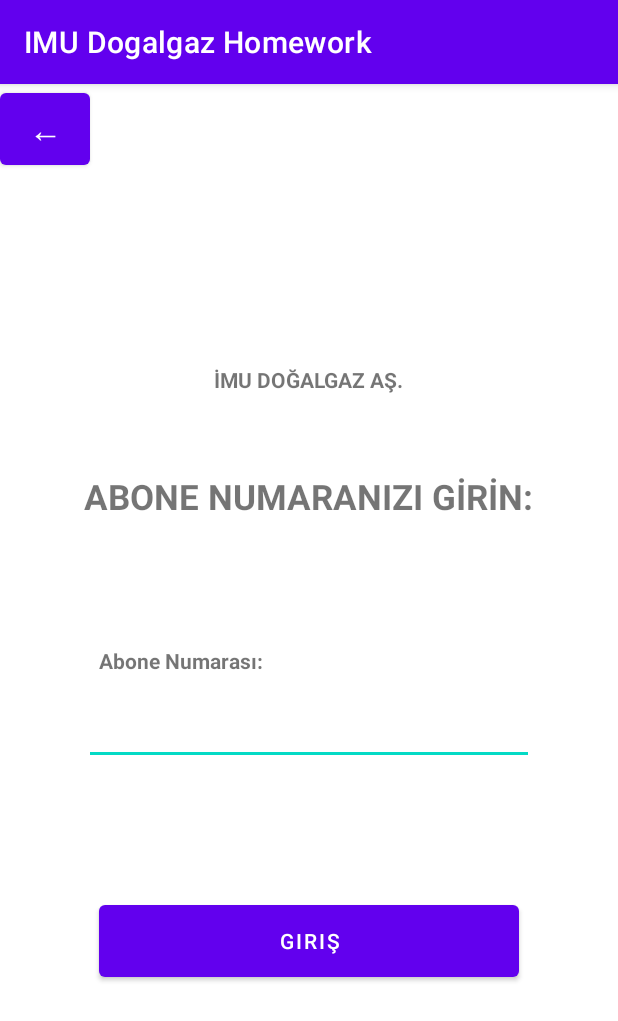
After one commit to Pixificial/natural-gas-homework, an Android app: the SubscriberLoginActivity screen opened directly, with no data from a screen before it, on a phone screen of 412 x 824 dp. The commit adds this screen. Shown: the top 1021 px of the screen. Run offline under Robolectric (Android 15) with nearby library versions, the phone set to English and light mode, and no system bars.

Commit message:
Add second screen (subscriber log-in)

```diff
--- a/app/src/main/AndroidManifest.xml
+++ b/app/src/main/AndroidManifest.xml
@@ -10,6 +10,9 @@
         android:supportsRtl="true"
         android:theme="@style/Theme.IMUDogalgazHomework">
         <activity
+            android:name=".SubscriberLoginActivity"
+            android:exported="false" />
+        <activity
             android:name=".MainActivity"
             android:exported="true">
             <intent-filter>
--- a/app/src/main/java/com/example/imudogalgazhomework/MainActivity.kt
+++ b/app/src/main/java/com/example/imudogalgazhomework/MainActivity.kt
@@ -1,6 +1,7 @@
 package com.example.imudogalgazhomework
 
 import android.content.ContentValues
+import android.content.Intent
 import android.database.DatabaseUtils
 import android.database.sqlite.SQLiteDatabase
 import android.database.sqlite.SQLiteDatabase.openOrCreateDatabase
@@ -8,6 +9,8 @@ import androidx.appcompat.app.AppCompatActivity
 import android.os.Bundle
 import android.widget.ArrayAdapter
 import android.widget.Spinner
+import android.widget.Button
+
 
 class MainActivity : AppCompatActivity() {
 
@@ -104,6 +107,7 @@ class MainActivity : AppCompatActivity() {
         setContentView(R.layout.activity_main)
         val db = initiateDatabase()
 
+        val continueButton : Button = findViewById(R.id.continue_button)
         val mainSpinner : Spinner = findViewById(R.id.main_spinner)
         val cRowCount = db.rawQuery("SELECT count(1) FROM kullanıcıProfili", null)
         cRowCount.moveToFirst()
@@ -125,5 +129,11 @@ class MainActivity : AppCompatActivity() {
         val adapter = ArrayAdapter(this, android.R.layout.simple_spinner_item, namessa)
         adapter.setDropDownViewResource(android.R.layout.simple_spinner_dropdown_item)
         mainSpinner.adapter = adapter
+
+        continueButton.setOnClickListener {
+            val intent = Intent(this@MainActivity, SubscriberLoginActivity::class.java)
+            intent.putExtra("abone_adi", mainSpinner.selectedItem.toString())
+            startActivity(intent)
+        }
     }
 }
--- /dev/null
+++ b/app/src/main/java/com/example/imudogalgazhomework/SubscriberLoginActivity.kt
@@ -0,0 +1,26 @@
+package com.example.imudogalgazhomework
+
+import android.content.Intent
+import androidx.appcompat.app.AppCompatActivity
+import android.os.Bundle
+import android.widget.Button
+import android.widget.TextView
+
+class SubscriberLoginActivity : AppCompatActivity() {
+    override fun onCreate(savedInstanceState: Bundle?) {
+        super.onCreate(savedInstanceState)
+        setContentView(R.layout.activity_subscriber_login)
+
+        val subNameText : TextView = findViewById(R.id.subname_text)
+        val backButton : Button = findViewById(R.id.back_button)
+
+        val extras : Bundle? = intent.extras
+
+        subNameText.text = intent.getStringExtra("abone_adi")
+
+        backButton.setOnClickListener {
+            val intent = Intent(this@SubscriberLoginActivity, MainActivity::class.java)
+            startActivity(intent)
+        }
+    }
+}
--- /dev/null
+++ b/app/src/main/res/layout/activity_subscriber_login.xml
@@ -0,0 +1,85 @@
+<?xml version="1.0" encoding="utf-8"?>
+<androidx.constraintlayout.widget.ConstraintLayout xmlns:android="http://schemas.android.com/apk/res/android"
+    xmlns:app="http://schemas.android.com/apk/res-auto"
+    xmlns:tools="http://schemas.android.com/tools"
+    android:layout_width="match_parent"
+    android:layout_height="match_parent"
+    tools:context=".SubscriberLoginActivity">
+
+    <Button
+        android:id="@+id/back_button"
+        android:layout_width="60dp"
+        android:layout_height="60dp"
+        android:layout_centerHorizontal="true"
+        android:text="←"
+        android:textSize="22dp"
+        app:layout_constraintLeft_toLeftOf="parent"
+        app:layout_constraintTop_toTopOf="parent" />
+
+    <TextView
+        android:id="@+id/brand_text"
+        android:layout_width="wrap_content"
+        android:layout_height="wrap_content"
+        android:text="İMU DOĞALGAZ AŞ."
+        android:textStyle="bold"
+        app:layout_constraintBottom_toBottomOf="@+id/info_text"
+        app:layout_constraintLeft_toLeftOf="parent"
+        app:layout_constraintRight_toRightOf="parent"
+        app:layout_constraintTop_toTopOf="parent" />
+
+    <TextView
+        android:id="@+id/system_text"
+        android:layout_width="wrap_content"
+        android:layout_height="wrap_content"
+        android:text="ABONE NUMARANIZI GİRİN:"
+        android:textSize="23dp"
+        android:textStyle="bold"
+        app:layout_constraintBottom_toTopOf="@+id/subname_text"
+        app:layout_constraintLeft_toLeftOf="parent"
+        app:layout_constraintRight_toRightOf="parent"
+        app:layout_constraintStart_toStartOf="@+id/subnum_text"
+        app:layout_constraintTop_toBottomOf="@+id/brand_text" />
+
+    <TextView
+        android:id="@+id/subname_text"
+        android:layout_width="wrap_content"
+        android:layout_height="wrap_content"
+        android:text="İSİM SOYİSİM"
+        android:textSize="23dp"
+        app:layout_constraintBottom_toTopOf="@+id/info_text"
+        app:layout_constraintLeft_toLeftOf="parent"
+        app:layout_constraintRight_toRightOf="parent"
+        app:layout_constraintStart_toStartOf="@+id/subnum_text" />
+
+    <TextView
+        android:id="@+id/info_text"
+        android:layout_width="wrap_content"
+        android:layout_height="wrap_content"
+        android:text="Abone Numarası:"
+        android:textStyle="bold"
+        app:layout_constraintBottom_toBottomOf="parent"
+        app:layout_constraintLeft_toLeftOf="parent"
+        app:layout_constraintRight_toRightOf="parent"
+        app:layout_constraintStart_toStartOf="@+id/continue_button"
+        app:layout_constraintTop_toTopOf="parent" />
+
+    <EditText
+        android:id="@+id/subnum_text"
+        android:layout_width="300dp"
+        android:layout_height="60dp"
+        app:layout_constraintTop_toBottomOf="@+id/info_text"
+        app:layout_constraintLeft_toLeftOf="parent"
+        app:layout_constraintRight_toRightOf="parent" />
+
+    <Button
+        android:id="@+id/continue_button"
+        android:layout_width="280dp"
+        android:layout_height="60dp"
+        android:layout_centerHorizontal="true"
+        android:text="Giriş"
+        app:layout_constraintBottom_toBottomOf="parent"
+        app:layout_constraintLeft_toLeftOf="parent"
+        app:layout_constraintRight_toRightOf="parent"
+        app:layout_constraintTop_toTopOf="@+id/info_text" />
+
+</androidx.constraintlayout.widget.ConstraintLayout>
```
